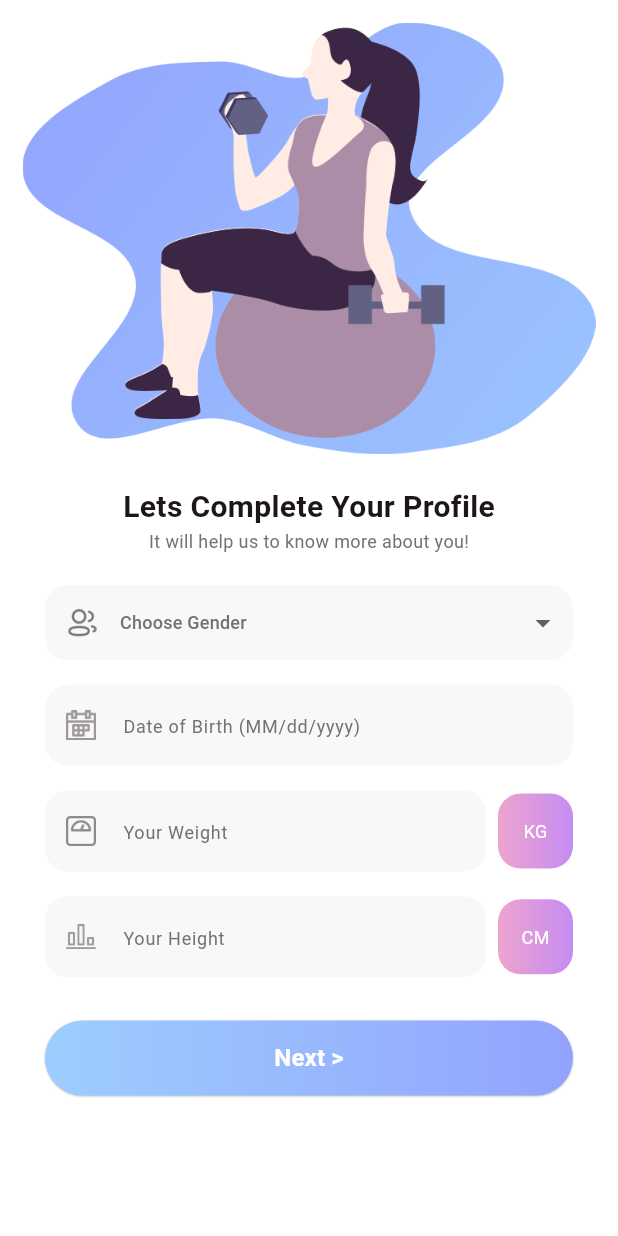
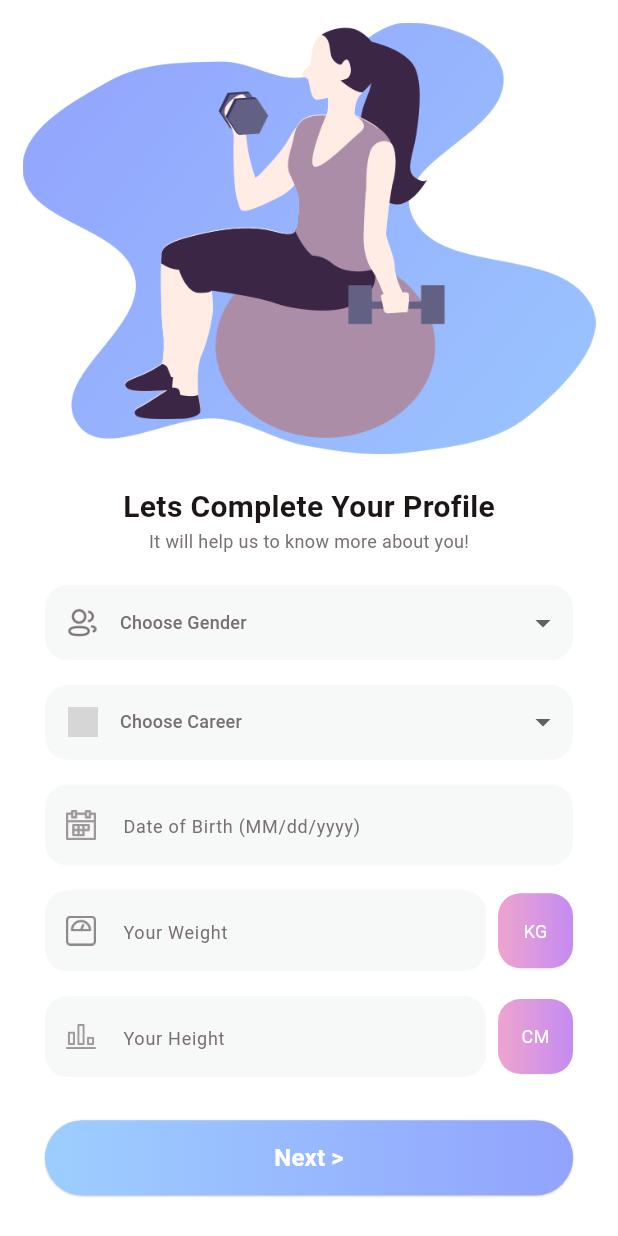
Before and after one commit to aunisaimi/diet_app, a Flutter app: the CompleteProfileView screen opened directly, after a tap on "Next >", on a phone screen of 412 x 824 dp. Run offline on Flutter 3.47's test engine with Material 3 defaults, Android fonts, the phone set to English and light mode, and no system bars; our stand-ins replace animated_toggle_switch, carousel_slider, cloud_firestore, firebase_auth, firebase_core, firebase_storage and 10 more; missing offline and left inert: dart:ffi, dotted_dashed_line, flutter_ringtone_player, simple_animation_progress_bar; accounts and stored records are empty; Roboto replaces fonts that are missing (Poppins); grey boxes are pictures that could not be loaded.

Commit message:
add calorie per career

```diff
--- a/lib/authentication/complete_profile_view.dart
+++ b/lib/authentication/complete_profile_view.dart
@@ -22,9 +22,10 @@ class _CompleteProfileViewState extends State<CompleteProfileView> {
   TextEditingController txtWeight = TextEditingController();
   TextEditingController txtHeight = TextEditingController();
   String? selectedGender;
+  String? selectedCareer;
   String? ageErrorMessage;
 
-  Future<void> updateUserProfile() async {
+  Future<void> updateUserProfile(double initialCalories) async {
     try {
       User? user = _auth.currentUser;
       if (user != null) {
@@ -38,6 +39,8 @@ class _CompleteProfileViewState extends State<CompleteProfileView> {
           'weight': txtWeight.text,
           'height': txtHeight.text,
           'gender': selectedGender,
+          'career': selectedCareer,
+          'initialCalories': initialCalories,
         });
         print('User profile updated successfully!');
       } else {
@@ -59,6 +62,27 @@ class _CompleteProfileViewState extends State<CompleteProfileView> {
     return age;
   }
 
+  double getInitialCalories(String gender, String career, int age) {
+    if (career == 'Teenager') {
+      return age <= 19 ? 1600 : 2400;
+    } else if (career == 'Athlete Teenager') {
+      return 5000;
+    } else if (career == 'Office') {
+      if (gender == 'Male') {
+        return 2050; // Average between 2000 and 2100
+      } else {
+        return 1700; // Average between 1600 and 1800
+      }
+    } else if (career == 'Strenuous') {
+      if (gender == 'Male') {
+        return 3000; // Average between 2500 and 3500
+      } else {
+        return 2400; // Average between 2000 and 2800
+      }
+    }
+    return 0.0;
+  }
+
   void validateAndProceed(){
     int age = calculateAge(txtDate.text);
     if(age < 16){
@@ -69,7 +93,9 @@ class _CompleteProfileViewState extends State<CompleteProfileView> {
       setState(() {
         ageErrorMessage = null;
       });
-      updateUserProfile();
+      double initialCalories = getInitialCalories(
+          selectedGender!, selectedCareer!, age);
+      updateUserProfile(initialCalories);
       Navigator.push(
           context,
           MaterialPageRoute(
@@ -174,6 +200,65 @@ class _CompleteProfileViewState extends State<CompleteProfileView> {
                         ),
                       ),
                       SizedBox(height: media.width * 0.04),
+                      Container(
+                        decoration: BoxDecoration(
+                          color: TColor.lightGray,
+                          borderRadius: BorderRadius.circular(15),
+                        ),
+                        child: Row(
+                          children: [
+                            Container(
+                              alignment: Alignment.center,
+                              width: 50,
+                              height: 50,
+                              padding: const EdgeInsets.symmetric(
+                                horizontal: 15,
+                              ),
+                              child: Image.asset(
+                                "assets/img/career.png", // Add an appropriate image
+                                width: 20,
+                                height: 20,
+                                fit: BoxFit.contain,
+                                color: TColor.gray,
+                              ),
+                            ),
+                            Expanded(
+                              child: DropdownButtonHideUnderline(
+                                child: DropdownButton<String>(
+                                  value: selectedCareer,
+                                  items: ["Office", "Strenuous", "Teenager", "Athlete Teenager"].map((name) {
+                                    return DropdownMenuItem<String>(
+                                      value: name,
+                                      child: Text(
+                                        name,
+                                        style: TextStyle(
+                                          color: TColor.gray,
+                                          fontSize: 14,
+                                        ),
+                                      ),
+                                    );
+                                  }).toList(),
+                                  onChanged: (value) {
+                                    setState(() {
+                                      selectedCareer = value;
+                                    });
+                                  },
+                                  isExpanded: true,
+                                  hint: Text(
+                                    "Choose Career",
+                                    style: TextStyle(
+                                      color: TColor.gray,
+                                      fontSize: 12,
+                                    ),
+                                  ),
+                                ),
+                              ),
+                            ),
+                            const SizedBox(width: 8),
+                          ],
+                        ),
+                      ),
+                      SizedBox(height: media.width * 0.04),
                       RoundTextField(
                         controller: txtDate,
                         hitText: "Date of Birth (MM/dd/yyyy)",
@@ -191,9 +276,7 @@ class _CompleteProfileViewState extends State<CompleteProfileView> {
                             ),
                           ),
                         ),
-
                       SizedBox(height: media.width * 0.04),
-
                       Row(
                         children: [
                           Expanded(
@@ -262,13 +345,6 @@ class _CompleteProfileViewState extends State<CompleteProfileView> {
                         title: "Next >",
                         onPressed: () {
                           validateAndProceed();
-                          // updateUserProfile(); // Call function to update user profile
-                          // Navigator.push(
-                          //   context,
-                          //   MaterialPageRoute(
-                          //     builder: (context) => const WhatYourGoalView(),
-                          //   ),
-                          // );
                         },
                       ),
                     ],
```
